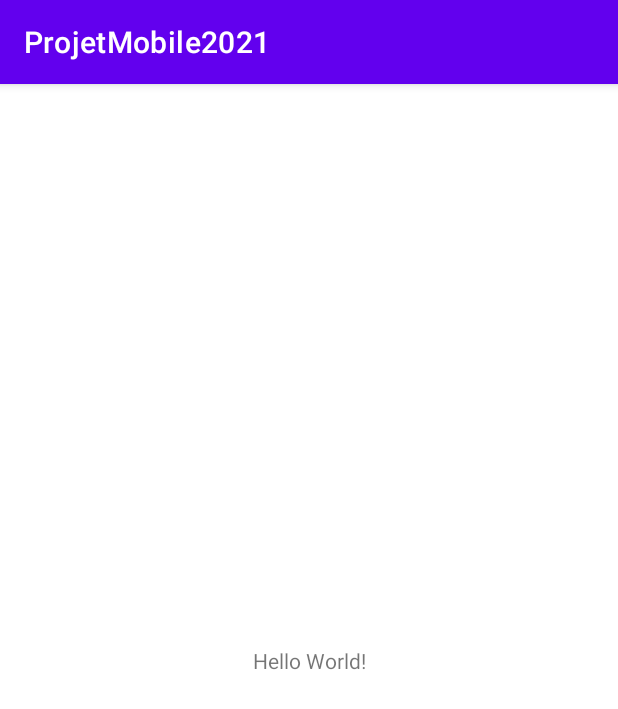
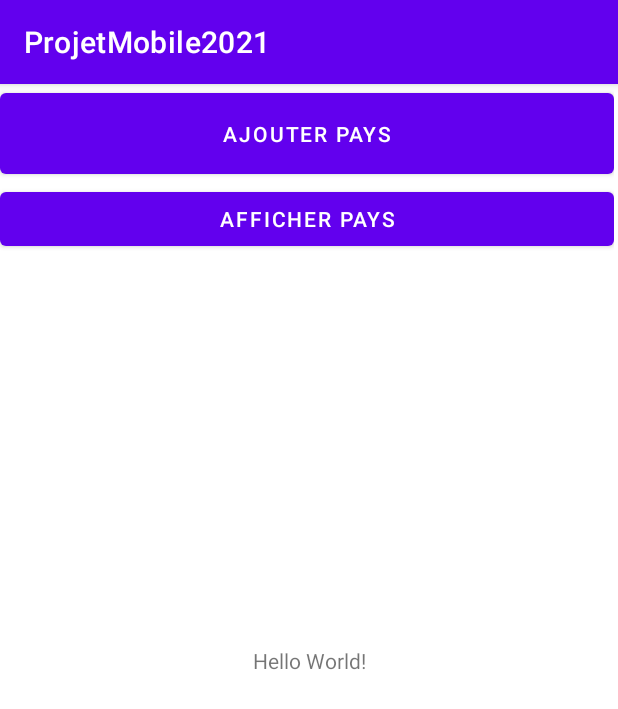
Before and after one commit to AmineMeg/AndroidAppPlants, an Android app: the screen it shows after launch (MainActivity), on a phone screen of 412 x 824 dp. Shown: the top 709 px of the screen. Run offline under Robolectric (Android 15) with nearby library versions, the light colour scheme and no system bars.

Commit message:
Ajout Activity + data class plante

```diff
--- a/app/src/main/res/layout/activity_main.xml
+++ b/app/src/main/res/layout/activity_main.xml
@@ -15,4 +15,28 @@
         app:layout_constraintRight_toRightOf="parent"
         app:layout_constraintTop_toTopOf="parent" />
 
+    <LinearLayout
+        android:layout_width="409dp"
+        android:layout_height="710dp"
+        android:orientation="vertical"
+        tools:layout_editor_absoluteX="1dp"
+        tools:layout_editor_absoluteY="20dp">
+
+        <Button
+            android:id="@+id/ajoutPays"
+            android:layout_width="match_parent"
+            android:layout_height="66dp"
+            android:text="Ajouter Pays"
+            android:onClick="pageAjoutPlante"
+            />
+
+        <Button
+            android:id="@+id/affichagePays"
+            android:layout_width="match_parent"
+            android:layout_height="wrap_content"
+            android:text="Afficher Pays"
+            android:onClick="afficherPäys"
+            />
+    </LinearLayout>
+
 </androidx.constraintlayout.widget.ConstraintLayout>
--- /dev/null
+++ b/app/src/main/res/values/dimens.xml
@@ -0,0 +1,3 @@
+<resources>
+    <dimen name="fab_margin">16dp</dimen>
+</resources>
--- a/app/src/main/res/values/themes.xml
+++ b/app/src/main/res/values/themes.xml
@@ -13,4 +13,13 @@
         <item name="android:statusBarColor" tools:targetApi="l">?attr/colorPrimaryVariant</item>
         <!-- Customize your theme here. -->
     </style>
+
+    <style name="Theme.ProjetMobile2021.NoActionBar">
+        <item name="windowActionBar">false</item>
+        <item name="windowNoTitle">true</item>
+    </style>
+
+    <style name="Theme.ProjetMobile2021.AppBarOverlay" parent="ThemeOverlay.AppCompat.Dark.ActionBar" />
+
+    <style name="Theme.ProjetMobile2021.PopupOverlay" parent="ThemeOverlay.AppCompat.Light" />
 </resources>
```
Also changed, not shown: app/build.gradle (+25 -0 lines), app/src/main/AndroidManifest.xml (+10 -0 lines), app/src/main/java/com/example/projetmobile2021/MainActivity.kt (+12 -0 lines), app/src/main/java/com/example/projetmobile2021/Plante.kt (added, +14 -0 lines), app/src/main/res/layout/activity_affichage_plante.xml (added, +14 -0 lines), app/src/main/res/layout/activity_ajout_plante.xml (added, +15 -0 lines), app/src/main/res/values/strings.xml (+10 -0 lines).
